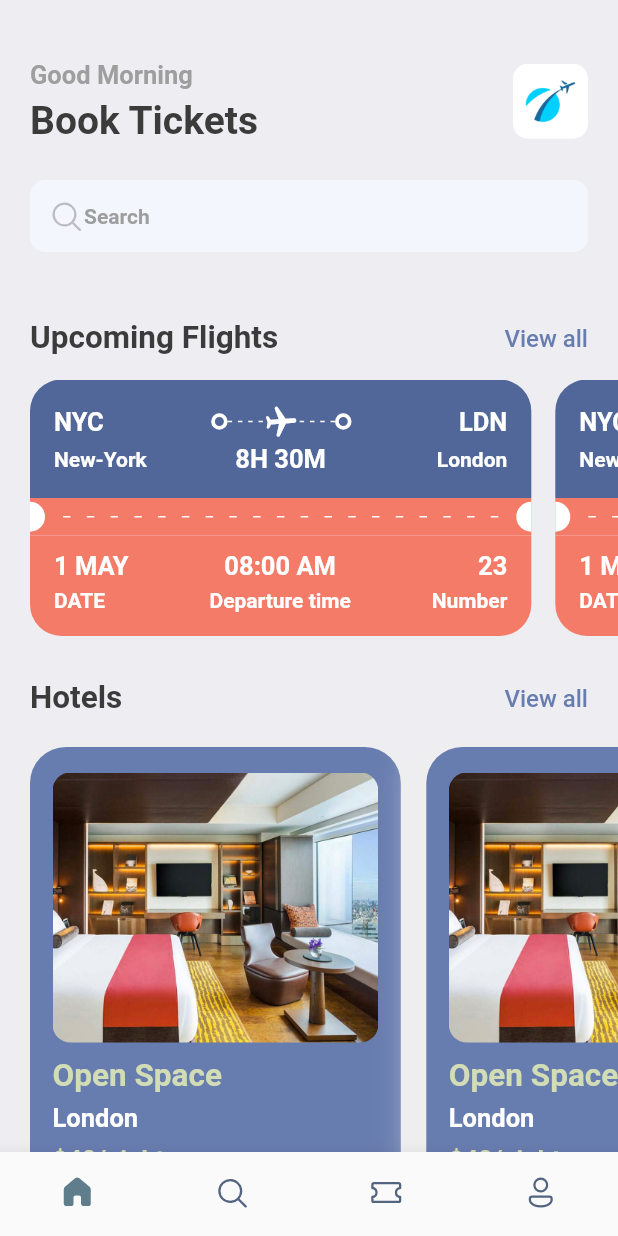
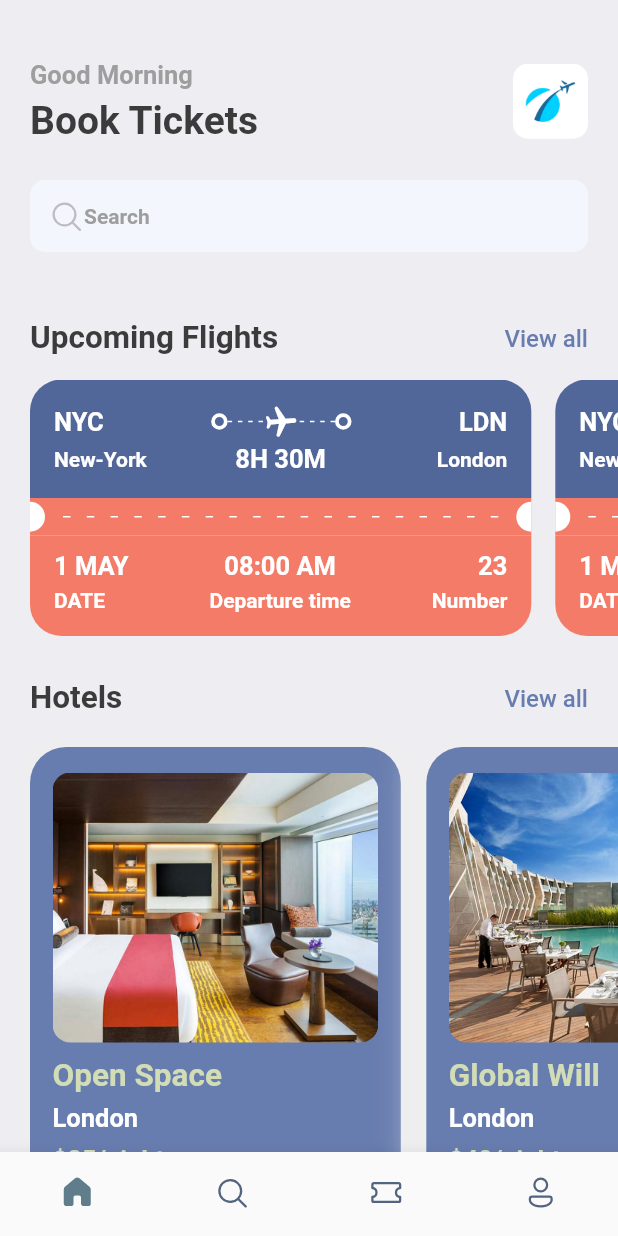
Before and after one commit to gnulitskaya/tickets-booking--app, a Flutter app: the screen it shows after launch, on a phone screen of 412 x 824 dp. Run offline on Flutter 3.47's test engine with Material 2 defaults, Android fonts, the phone set to English and light mode, and no system bars; our stand-ins replace fluentui_icons, gap.

Commit message:
make list of hotels and add data

```diff
--- a/lib/screens/home_screen.dart
+++ b/lib/screens/home_screen.dart
@@ -1,5 +1,6 @@
 import 'package:booktickets/screens/hotel_screen.dart';
 import 'package:booktickets/screens/ticket_view.dart';
+import 'package:booktickets/utils/app_info_list.dart';
 import 'package:fluentui_icons/fluentui_icons.dart';
 import 'package:flutter/cupertino.dart';
 import 'package:flutter/material.dart';
@@ -125,12 +126,12 @@ class HomeScreen extends StatelessWidget {
           ),
           const Gap(15),
           SingleChildScrollView(
-            scrollDirection: Axis.horizontal,
-            padding: const EdgeInsets.only(left: 20),
-            child: Row(
-              children: const [HotelScreen(), HotelScreen()],
-            ),
-          ),
+              scrollDirection: Axis.horizontal,
+              padding: const EdgeInsets.only(left: 20),
+              child: Row(
+                  children: hotelList
+                      .map((singleHotel) => HotelScreen(hotel: singleHotel))
+                      .toList())),
         ],
       ),
     );
--- a/lib/screens/hotel_screen.dart
+++ b/lib/screens/hotel_screen.dart
@@ -7,7 +7,8 @@ import 'package:flutter/src/widgets/framework.dart';
 import 'package:gap/gap.dart';
 
 class HotelScreen extends StatelessWidget {
-  const HotelScreen({super.key});
+  final Map<String, dynamic> hotel;
+  const HotelScreen({super.key, required this.hotel});
 
   @override
   Widget build(BuildContext context) {
@@ -31,22 +32,22 @@ class HotelScreen extends StatelessWidget {
           decoration: BoxDecoration(
               borderRadius: BorderRadius.circular(12),
               image: DecorationImage(
-                  image: AssetImage('assets/images/one.png'),
+                  image: AssetImage("assets/images/${hotel['image']}"),
                   fit: BoxFit.cover)),
         ),
         const Gap(10),
         Text(
-          'Open Space',
+          hotel['place'],
           style: Styles.headLineStyle2.copyWith(color: Styles.kakiColor),
         ),
         const Gap(5),
         Text(
-          'London',
+          hotel['destination'],
           style: Styles.headLineStyle3.copyWith(color: Colors.white),
         ),
         const Gap(8),
         Text(
-          '\$40/night',
+          '\$${hotel['price']}/night',
           style: Styles.headLineStyle3.copyWith(color: Styles.kakiColor),
         ),
       ]),
--- /dev/null
+++ b/lib/utils/app_info_list.dart
@@ -0,0 +1,20 @@
+List<Map<String, dynamic>> hotelList = [
+  {
+    'image': 'one.png',
+    'place': 'Open Space',
+    'destination': 'London',
+    'price': 25
+  },
+  {
+    'image': 'two.png',
+    'place': 'Global Will',
+    'destination': 'London',
+    'price': 40
+  },
+  {
+    'image': 'three.png',
+    'place': 'Tallest Building',
+    'destination': 'Dubai',
+    'price': 68
+  },
+];
```
